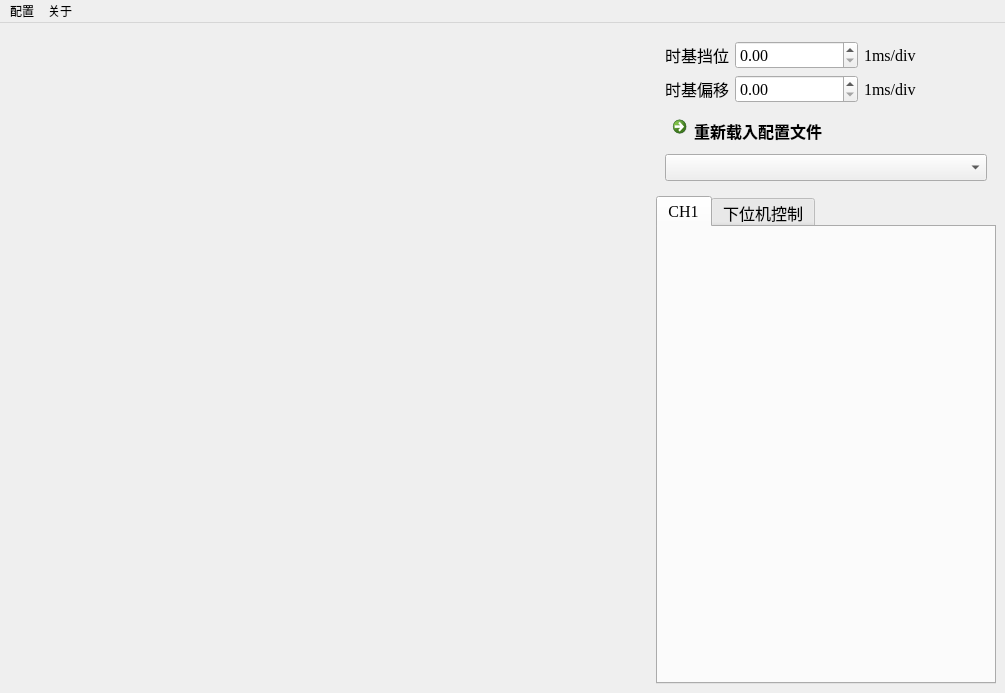
Above: src/ui/main_window.ui from MisakaMikoto128/UDP_Oscilloscope before the change. Below: the same form after it.
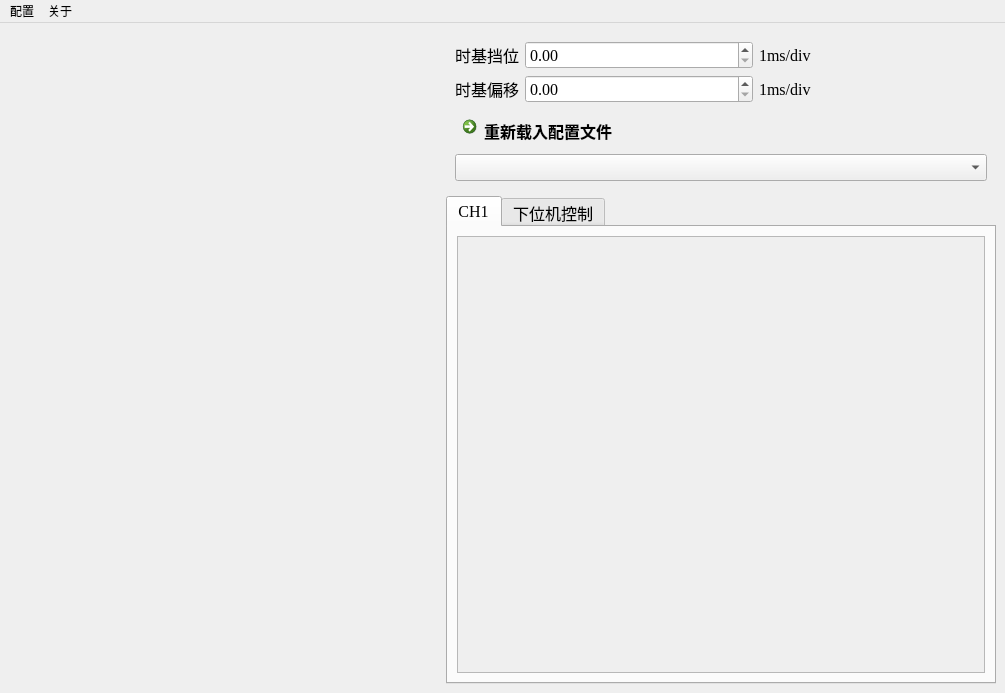
That is the form after the change.

The edit to the form file:
```diff
--- a/src/ui/main_window.ui
+++ b/src/ui/main_window.ui
@@ -27,13 +27,13 @@
         </property>
         <property name="minimumSize">
          <size>
-          <width>340</width>
+          <width>550</width>
           <height>0</height>
          </size>
         </property>
         <property name="maximumSize">
          <size>
-          <width>340</width>
+          <width>550</width>
           <height>16777215</height>
          </size>
         </property>
@@ -151,7 +151,7 @@
            </property>
            <property name="font">
             <font>
-             <family>Times New Roman</family>
+             <family>Segoe UI</family>
              <pointsize>12</pointsize>
             </font>
            </property>
@@ -173,13 +173,13 @@
         </property>
         <property name="minimumSize">
          <size>
-          <width>340</width>
+          <width>550</width>
           <height>0</height>
          </size>
         </property>
         <property name="maximumSize">
          <size>
-          <width>340</width>
+          <width>550</width>
           <height>16777215</height>
          </size>
         </property>
@@ -196,7 +196,26 @@
          <attribute name="title">
           <string>CH1</string>
          </attribute>
-         <layout class="QGridLayout" name="gridLayout_5"/>
+         <layout class="QGridLayout" name="gridLayout_5">
+          <item row="0" column="0">
+           <widget class="QScrollArea" name="ch_scroll_area">
+            <property name="widgetResizable">
+             <bool>true</bool>
+            </property>
+            <widget class="QWidget" name="ch_scroll_area_contents">
+             <property name="geometry">
+              <rect>
+               <x>0</x>
+               <y>0</y>
+               <width>524</width>
+               <height>449</height>
+              </rect>
+             </property>
+             <layout class="QGridLayout" name="gridLayout_2"/>
+            </widget>
+           </widget>
+          </item>
+         </layout>
         </widget>
         <widget class="QWidget" name="tab_ctrl">
          <attribute name="title">
```
